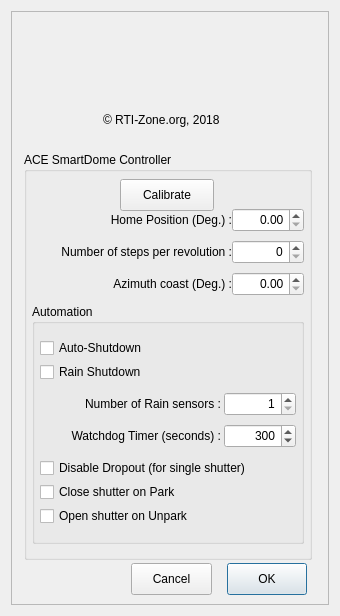
Above: ACEDome.ui from rpineau/ACEDome before the change. Below: the same form after it.
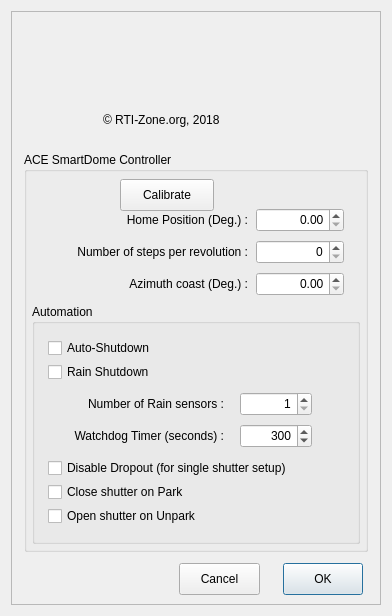
That is the form after the change. Icons and pictures are not drawn. Custom widgets are drawn as their Qt base class.

```diff
--- a/ACEDome.ui
+++ b/ACEDome.ui
@@ -6,19 +6,19 @@
    <rect>
     <x>0</x>
     <y>0</y>
-    <width>340</width>
+    <width>392</width>
     <height>616</height>
    </rect>
   </property>
   <property name="minimumSize">
    <size>
-    <width>340</width>
+    <width>392</width>
     <height>616</height>
    </size>
   </property>
   <property name="maximumSize">
    <size>
-    <width>340</width>
+    <width>392</width>
     <height>616</height>
    </size>
   </property>
@@ -54,8 +54,8 @@
        <rect>
         <x>13</x>
         <y>141</y>
-        <width>288</width>
-        <height>408</height>
+        <width>344</width>
+        <height>400</height>
        </rect>
       </property>
       <property name="title">
@@ -77,7 +77,7 @@
       <widget class="QLabel" name="label_2">
        <property name="geometry">
         <rect>
-         <x>8</x>
+         <x>24</x>
          <y>56</y>
          <width>200</width>
          <height>24</height>
@@ -93,9 +93,9 @@
       <widget class="QDoubleSpinBox" name="homePosition">
        <property name="geometry">
         <rect>
-         <x>208</x>
+         <x>232</x>
          <y>56</y>
-         <width>72</width>
+         <width>88</width>
          <height>24</height>
         </rect>
        </property>
@@ -109,7 +109,7 @@
       <widget class="QLabel" name="label">
        <property name="geometry">
         <rect>
-         <x>8</x>
+         <x>24</x>
          <y>88</y>
          <width>200</width>
          <height>24</height>
@@ -125,9 +125,9 @@
       <widget class="QSpinBox" name="ticksPerRev">
        <property name="geometry">
         <rect>
-         <x>208</x>
+         <x>232</x>
          <y>88</y>
-         <width>72</width>
+         <width>88</width>
          <height>24</height>
         </rect>
        </property>
@@ -143,7 +143,7 @@
         <rect>
          <x>8</x>
          <y>152</y>
-         <width>272</width>
+         <width>328</width>
          <height>240</height>
         </rect>
        </property>
@@ -153,7 +153,7 @@
        <widget class="QCheckBox" name="autoShutdown">
         <property name="geometry">
          <rect>
-          <x>8</x>
+          <x>16</x>
           <y>32</y>
           <width>176</width>
           <height>24</height>
@@ -166,7 +166,7 @@
        <widget class="QCheckBox" name="rainShutdown">
         <property name="geometry">
          <rect>
-          <x>8</x>
+          <x>16</x>
           <y>56</y>
           <width>176</width>
           <height>24</height>
@@ -181,7 +181,7 @@
          <rect>
           <x>16</x>
           <y>120</y>
-          <width>173</width>
+          <width>176</width>
           <height>24</height>
          </rect>
         </property>
@@ -195,7 +195,7 @@
        <widget class="QSpinBox" name="watchdogInterval">
         <property name="geometry">
          <rect>
-          <x>192</x>
+          <x>208</x>
           <y>120</y>
           <width>72</width>
           <height>24</height>
@@ -217,14 +217,14 @@
        <widget class="QCheckBox" name="disableDropout">
         <property name="geometry">
          <rect>
-          <x>8</x>
+          <x>16</x>
           <y>152</y>
-          <width>256</width>
+          <width>288</width>
           <height>24</height>
          </rect>
         </property>
         <property name="text">
-         <string>Disable Dropout (for single shutter)</string>
+         <string>Disable Dropout (for single shutter setup)</string>
         </property>
        </widget>
        <widget class="QLabel" name="label_6">
@@ -232,7 +232,7 @@
          <rect>
           <x>16</x>
           <y>88</y>
-          <width>173</width>
+          <width>176</width>
           <height>24</height>
          </rect>
         </property>
@@ -246,7 +246,7 @@
        <widget class="QSpinBox" name="nbRainSensors">
         <property name="geometry">
          <rect>
-          <x>192</x>
+          <x>208</x>
           <y>88</y>
           <width>72</width>
           <height>24</height>
@@ -268,7 +268,7 @@
        <widget class="QCheckBox" name="closeOnPark">
         <property name="geometry">
          <rect>
-          <x>8</x>
+          <x>16</x>
           <y>176</y>
           <width>168</width>
           <height>24</height>
@@ -281,7 +281,7 @@
        <widget class="QCheckBox" name="openOnUnpark">
         <property name="geometry">
          <rect>
-          <x>8</x>
+          <x>16</x>
           <y>200</y>
           <width>168</width>
           <height>24</height>
@@ -295,7 +295,7 @@
       <widget class="QLabel" name="label_5">
        <property name="geometry">
         <rect>
-         <x>8</x>
+         <x>24</x>
          <y>120</y>
          <width>200</width>
          <height>24</height>
@@ -311,9 +311,9 @@
       <widget class="QDoubleSpinBox" name="azimuthCoast">
        <property name="geometry">
         <rect>
-         <x>208</x>
+         <x>232</x>
          <y>120</y>
-         <width>72</width>
+         <width>88</width>
          <height>24</height>
         </rect>
        </property>
@@ -333,7 +333,7 @@
      <widget class="QPushButton" name="pushButtonCancel">
       <property name="geometry">
        <rect>
-        <x>120</x>
+        <x>168</x>
         <y>552</y>
         <width>81</width>
         <height>32</height>
@@ -346,7 +346,7 @@
      <widget class="QPushButton" name="pushButtonOK">
       <property name="geometry">
        <rect>
-        <x>216</x>
+        <x>272</x>
         <y>552</y>
         <width>80</width>
         <height>32</height>
```
